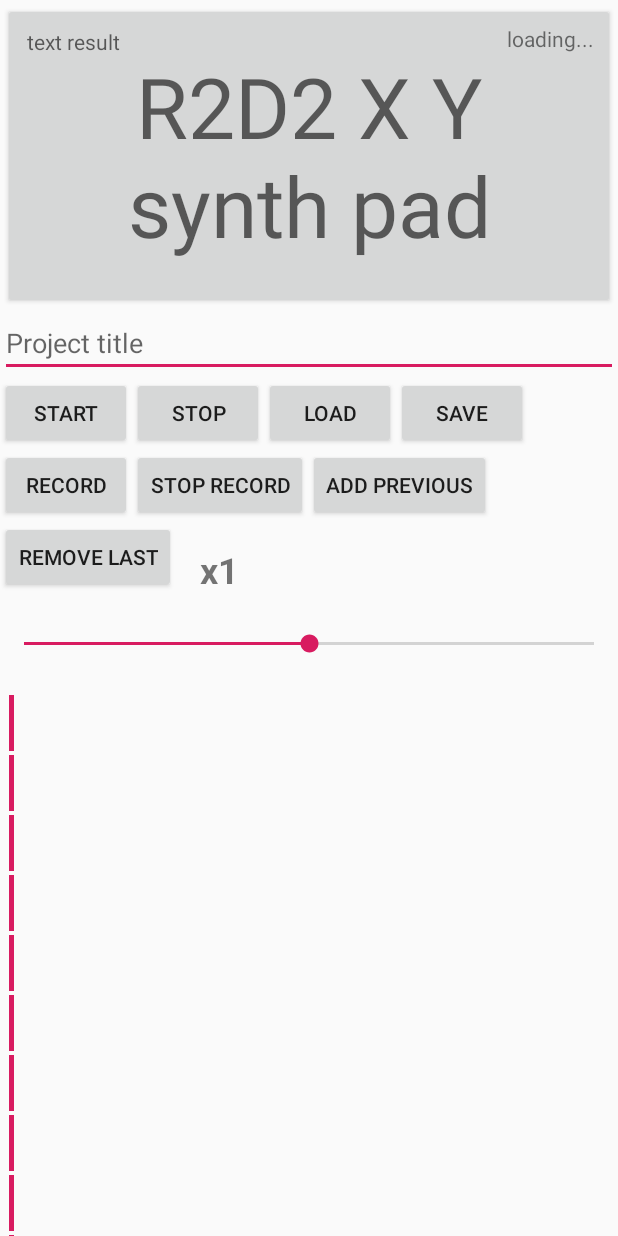
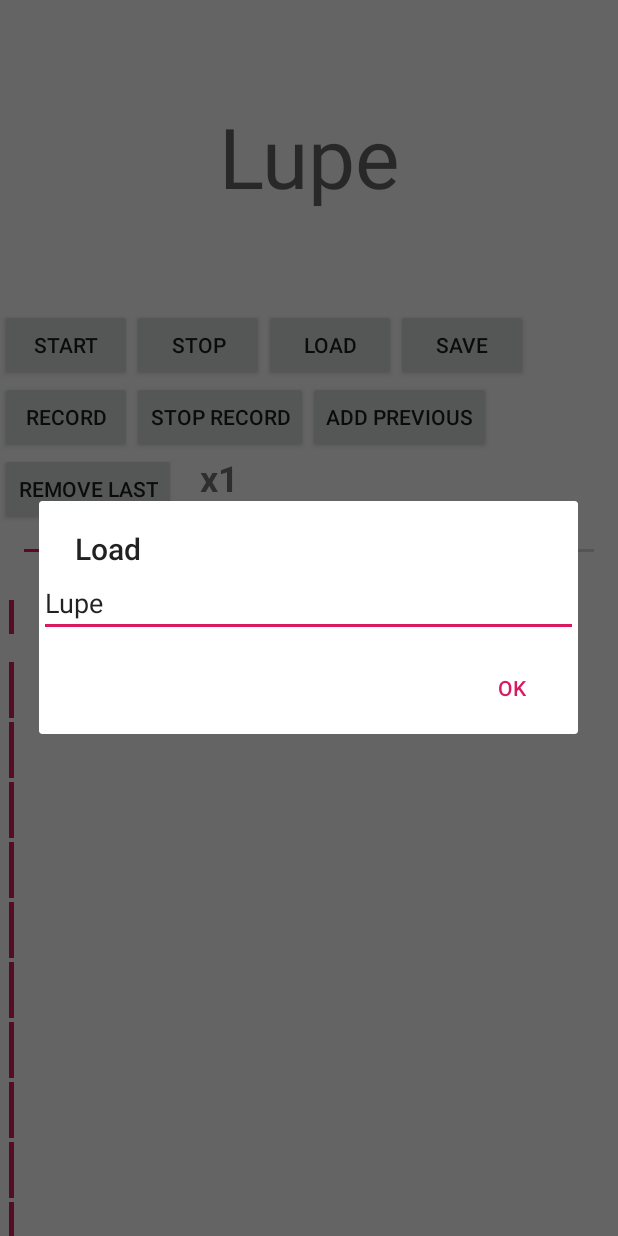
Before and after one commit to djonus/lupe, an Android app: the screen it shows after launch (MainActivity), after a tap on "LOAD", on a phone screen of 412 x 824 dp. Run offline under Robolectric (Android 15) with nearby library versions, the phone set to English and light mode, and no system bars; our stand-ins replace FlexboxLayout; 4 statements that could not run were skipped; 2 other taps on this screen came first.

Commit message:
UI: minor redesign

```diff
--- /dev/null
+++ b/app/src/main/java/com/djonus/lupe/Dialog.kt
@@ -0,0 +1,27 @@
+package com.djonus.lupe
+
+import android.content.Context
+import android.widget.EditText
+import androidx.appcompat.app.AlertDialog
+
+fun Context.dialogStringInput(
+    title: String,
+    hint: String,
+    initialInputValue: String,
+    ok: (String) -> Boolean
+) {
+    val input = EditText(this).apply {
+        setHint(hint)
+        setText(initialInputValue)
+    }
+    AlertDialog.Builder(this)
+        .setCancelable(true)
+        .setTitle(title)
+        .setView(input)
+        .setPositiveButton("OK") { d, i ->
+            if (ok(input.text.toString())) {
+                d.dismiss()
+            }
+        }
+        .show()
+}
--- a/app/src/main/java/com/djonus/lupe/MainActivity.kt
+++ b/app/src/main/java/com/djonus/lupe/MainActivity.kt
@@ -4,6 +4,7 @@ import android.content.Context
 import android.media.AudioManager
 import android.os.Bundle
 import android.util.Log
+import android.util.TypedValue
 import android.view.MotionEvent
 import android.view.View
 import android.view.ViewGroup
@@ -30,6 +31,14 @@ class MainActivity : AppCompatActivity() {
         adjustDefaultStreamValue()
 
         val engineRef = createEngine()
+
+        loops.getChildAt(0).apply {
+            translationY = -TypedValue.applyDimension(
+                TypedValue.COMPLEX_UNIT_DIP,
+                8f,
+                resources.displayMetrics
+            )
+        }
 
         synth_pad.setOnTouchListener { view, event ->
 
@@ -122,25 +131,34 @@ class MainActivity : AppCompatActivity() {
         }
 
         b_load.setOnClickListener {
+            dialogStringInput("Load", "project dir name", synth_pad.text.toString()) {
+                synth_pad.text = it
                 lifecycleScope.launch {
                     tv_loading.text = "loading..."
                     stopPlayback(engineRef)
                     clear(engineRef)
                     withContext(Dispatchers.IO) {
-                    loadTracks(engineRef, getProjectTitle())
+                        loadTracks(engineRef, it)
                     }
                     refreshTrackDetails(engineRef)
                     tv_loading.text = null
                 }
+                true
             }
+        }
+
         b_save.setOnClickListener {
+            dialogStringInput("Save", "project dir name", synth_pad.text.toString()) {
+                synth_pad.text = it
                 lifecycleScope.launch {
                     tv_loading.text = "saving..."
                     stopPlayback(engineRef)
                     withContext(Dispatchers.IO) {
-                    saveTracks(engineRef, getProjectTitle())
+                        saveTracks(engineRef, it)
                     }
                     tv_loading.text = null
+                }
+                true
             }
         }
     }
@@ -175,14 +193,6 @@ class MainActivity : AppCompatActivity() {
 
     private fun getTrackCursorView(index: Int): View = (loops[index] as ViewGroup)[1]
     private fun getTrackTitleView(index: Int): TextView = (loops[index] as ViewGroup)[0] as TextView
-    private fun getProjectTitle(): String {
-        val input = et_title_input.text.toString()
-        return if (input.isNullOrBlank()) {
-            "no_title"
-        } else {
-            input
-        }
-    }
 
     external fun setDefaultStreamValues(defaultSampleRate: Int, defaultFramesPerBurst: Int)
     external fun createEngine(): Long
--- a/app/src/main/res/layout/activity_main.xml
+++ b/app/src/main/res/layout/activity_main.xml
@@ -11,10 +11,11 @@
         android:layout_width="0dp"
         android:layout_height="0dp"
         android:layout_margin="2dp"
+        android:background="?selectableItemBackgroundBorderless"
         android:elevation="1dp"
         android:gravity="center"
         android:padding="24dp"
-        android:text="R2D2 X Y synth pad"
+        android:text="Lupe"
         android:textAppearance="@style/TextAppearance.AppCompat.Display3"
         android:translationZ="0dp"
         app:layout_constraintDimensionRatio="2:1"
@@ -26,22 +27,22 @@
         android:id="@+id/tv_synth_input"
         android:layout_width="0dp"
         android:layout_height="wrap_content"
-        android:elevation="8dp"
-        android:hint="text result"
         android:padding="16dp"
+        android:textSize="8dp"
         app:layout_constraintEnd_toEndOf="@id/synth_pad"
         app:layout_constraintStart_toStartOf="@id/synth_pad"
-        app:layout_constraintTop_toTopOf="@id/synth_pad" />
+        app:layout_constraintTop_toTopOf="@id/synth_pad"
+        tools:text="some synth props" />
 
     <TextView
         android:id="@+id/tv_loading"
         android:layout_width="wrap_content"
         android:layout_height="wrap_content"
-        android:elevation="16dp"
-        android:hint="idle"
         android:padding="16dp"
+        android:textSize="32dp"
         app:layout_constraintEnd_toEndOf="parent"
-        app:layout_constraintTop_toTopOf="parent" />
+        app:layout_constraintTop_toTopOf="parent"
+        tools:text="progress" />
 
     <com.google.android.flexbox.FlexboxLayout
         android:id="@+id/box_controls"
@@ -51,12 +52,6 @@
         app:alignItems="stretch"
         app:flexWrap="wrap"
         app:layout_constraintTop_toBottomOf="@id/synth_pad">
-
-        <EditText
-            android:id="@+id/et_title_input"
-            android:layout_width="match_parent"
-            android:layout_height="wrap_content"
-            android:hint="Project title" />
 
         <Button
             android:id="@+id/b_start"
@@ -111,7 +106,8 @@
             android:layout_width="wrap_content"
             android:layout_height="wrap_content"
             android:gravity="center"
-            android:padding="16dp"
+            android:paddingStart="16dp"
+            android:paddingEnd="16dp"
             android:textSize="24dp"
             android:textStyle="bold"
             tools:text="1/4" />
@@ -139,7 +135,11 @@
             android:layout_height="wrap_content"
             android:orientation="vertical">
 
-            <include layout="@layout/view_track" />
+            <include
+                layout="@layout/view_track"
+                android:layout_width="match_parent"
+                android:layout_height="32dp"
+                android:layout_marginBottom="8dp" />
 
             <include layout="@layout/view_track" />
 
```
Lines whose indentation alone changed are shown as unchanged.
